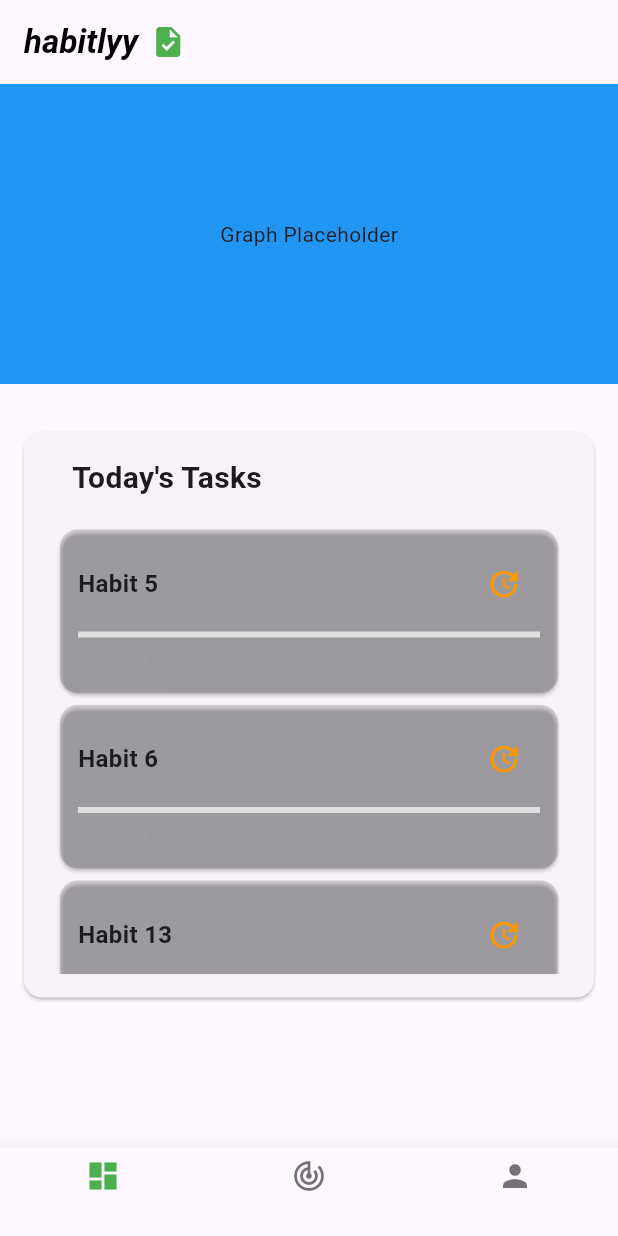
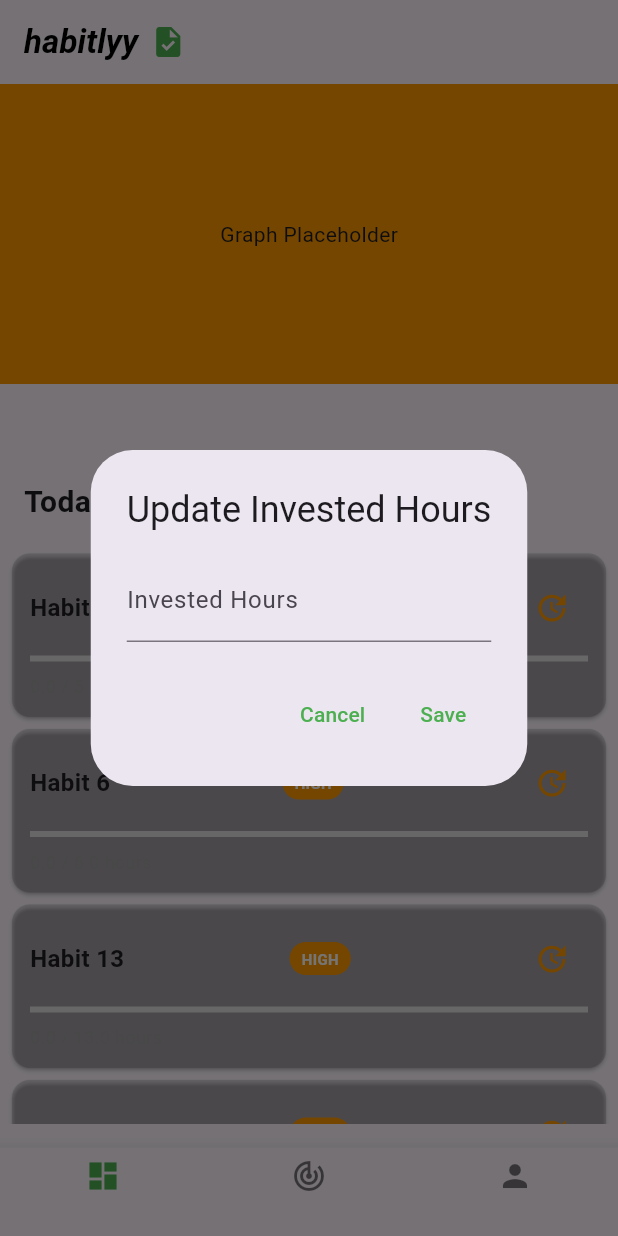
Before and after one commit to sk4ndal-commits/habitlyy, a Flutter app: the screen it shows after launch, after a tap on the "update" icon, on a phone screen of 412 x 824 dp. Run offline on Flutter 3.47's test engine with Material 3 defaults, Android fonts, the phone set to English and light mode, and no system bars; our stand-ins replace get_it.

Commit message:
Add update invested hours button

```diff
--- a/lib/views/dashboard/dashboard_list_item_view.dart
+++ b/lib/views/dashboard/dashboard_list_item_view.dart
@@ -1,10 +1,17 @@
 import 'package:flutter/material.dart';
 import 'package:habitlyy/viewmodels/habits/habit_viewmodel.dart';
 
-class DashboardListItemView extends StatelessWidget {
+class DashboardListItemView extends StatefulWidget {
   final TimeInvestmentHabitViewModel habit;
 
   DashboardListItemView({required this.habit});
+
+  @override
+  _DashboardListItemViewState createState() => _DashboardListItemViewState();
+}
+
+class _DashboardListItemViewState extends State<DashboardListItemView> {
+  final _formKey = GlobalKey<FormState>();
 
   @override
   Widget build(BuildContext context) {
@@ -20,15 +27,30 @@ class DashboardListItemView extends StatelessWidget {
               mainAxisAlignment: MainAxisAlignment.spaceBetween,
               children: [
                 Text(
-                  habit.title,
+                  widget.habit.title,
                   style: TextStyle(
                     fontSize: 16.0,
                     fontWeight: FontWeight.bold,
                   ),
                 ),
+                Container(
+                  padding: EdgeInsets.symmetric(horizontal: 8.0, vertical: 4.0),
+                  decoration: BoxDecoration(
+                    color: Colors.orange,
+                    borderRadius: BorderRadius.circular(12.0),
+                  ),
+                  child: Text(
+                    widget.habit.priority.toString().split('.').last,
+                    style: TextStyle(
+                      color: Colors.white,
+                      fontSize: 10.0,
+                      fontWeight: FontWeight.bold,
+                    ),
+                  ),
+                ),
                 IconButton(
                   onPressed: () {
-                    // Handle update action
+                    _showUpdateInvestedHoursDialog(context, widget.habit);
                   },
                   icon: Icon(Icons.update, color: Colors.orange),
                 ),
@@ -36,7 +58,7 @@ class DashboardListItemView extends StatelessWidget {
             ),
             SizedBox(height: 8.0),
             LinearProgressIndicator(
-              value: habit.investedHours / habit.targetHours,
+              value: widget.habit.investedHours / widget.habit.targetHours,
               backgroundColor: Colors.grey[300],
               color: Colors.green,
             ),
@@ -45,7 +67,7 @@ class DashboardListItemView extends StatelessWidget {
               mainAxisAlignment: MainAxisAlignment.spaceBetween,
               children: [
                 Text(
-                  '${habit.investedHours} / ${habit.targetHours} hours',
+                  '${widget.habit.investedHours} / ${widget.habit.targetHours} hours',
                   style: TextStyle(
                     fontSize: 12.0,
                     color: Colors.grey,
@@ -58,4 +80,67 @@ class DashboardListItemView extends StatelessWidget {
       ),
     );
   }
+
+  void _showUpdateInvestedHoursDialog(
+      BuildContext context, TimeInvestmentHabitViewModel habit) {
+    final investedHoursController = TextEditingController();
+
+    showDialog(
+      context: context,
+      builder: (BuildContext context) {
+        return AlertDialog(
+          title: Text('Update Invested Hours'),
+          content: Form(
+            key: _formKey,
+            child: TextFormField(
+              controller: investedHoursController,
+              decoration: InputDecoration(labelText: 'Invested Hours'),
+              keyboardType: TextInputType.number,
+              validator: (value) {
+                if (value == null || value.isEmpty) {
+                  return 'Please enter a value';
+                }
+                final number = double.tryParse(value);
+                if (number == null || number <= 0) {
+                  return 'Please enter a number greater than 0';
+                }
+                return null;
+              },
+            ),
+          ),
+          actions: <Widget>[
+            TextButton(
+              child: Text('Cancel'),
+              style: TextButton.styleFrom(foregroundColor: Colors.green),
+              onPressed: () {
+                Navigator.of(context).pop();
+              },
+            ),
+            TextButton(
+              child: Text('Save'),
+              style: TextButton.styleFrom(foregroundColor: Colors.green),
+              onPressed: () {
+                if (_formKey.currentState!.validate()) {
+                  final newInvestedHours =
+                      double.tryParse(investedHoursController.text);
+                  if (newInvestedHours != null) {
+                    setState(() {
+                      habit.investedHours += newInvestedHours;
+                    });
+                    Navigator.of(context).pop();
+                    ScaffoldMessenger.of(context).showSnackBar(
+                      SnackBar(
+                        content: Text('Invested hours updated'),
+                        duration: Duration(seconds: 1),
+                      ),
+                    );
+                  }
+                }
+              },
+            ),
+          ],
+        );
+      },
+    );
+  }
 }
--- a/lib/views/dashboard/dashboard_list_view.dart
+++ b/lib/views/dashboard/dashboard_list_view.dart
@@ -8,6 +8,7 @@ class DashboardListView extends StatelessWidget {
   Widget build(BuildContext context) {
     final habitsService = getIt<IHabitsService>();
     final todayHabits = habitsService.getTodayHabits();
+    todayHabits.sort((a, b) => a.priority.index.compareTo(b.priority.index));
 
     return Expanded(
       child: ListView.builder(
--- a/lib/views/dashboard/dashboard_view.dart
+++ b/lib/views/dashboard/dashboard_view.dart
@@ -5,25 +5,17 @@ import 'dashboard_list_view.dart';
 class DashboardView extends StatelessWidget {
   @override
   Widget build(BuildContext context) {
-
     return Scaffold(
       body: Column(
         children: [
           // First row: Graph
           Container(
             height: 200,
-            color: Colors.blue, // Placeholder for the graph
+            color: Colors.orange, // Placeholder for the graph
             child: Center(child: Text('Graph Placeholder')),
           ),
           // Heading: Today's Tasks
-          SizedBox(height: 16.0),
-          Card(
-            margin: EdgeInsets.all(16.0),
-            child: Padding(
-              padding: EdgeInsets.all(16.0),
-              child: Column(
-                crossAxisAlignment: CrossAxisAlignment.start,
-                children: [
+          SizedBox(height: 64.0),
           Align(
             alignment: Alignment.centerLeft,
             child: Padding(
@@ -38,11 +30,8 @@ class DashboardView extends StatelessWidget {
             ),
           ),
           SizedBox(height: 16.0),
-                  Container(height: 300, child: DashboardListView())
-                ],
-              ),
-            ),
-          ),
+          DashboardListView(),
+          SizedBox(height: 16.0),
         ],
       ),
     );
```
Also changed, not shown: lib/views/habits/habit_view.dart (+7 -7 lines). Lines whose indentation alone changed are shown as unchanged.
